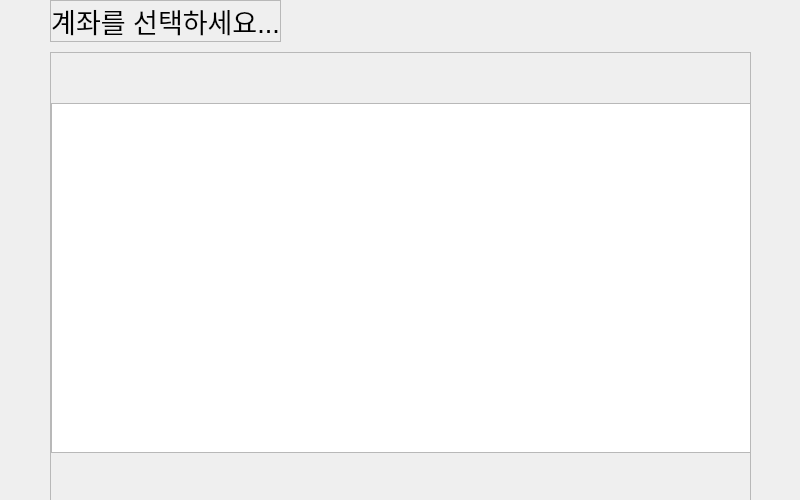
Old version of the form ui/account-list-page.ui in the repository Veda-Qt/project.
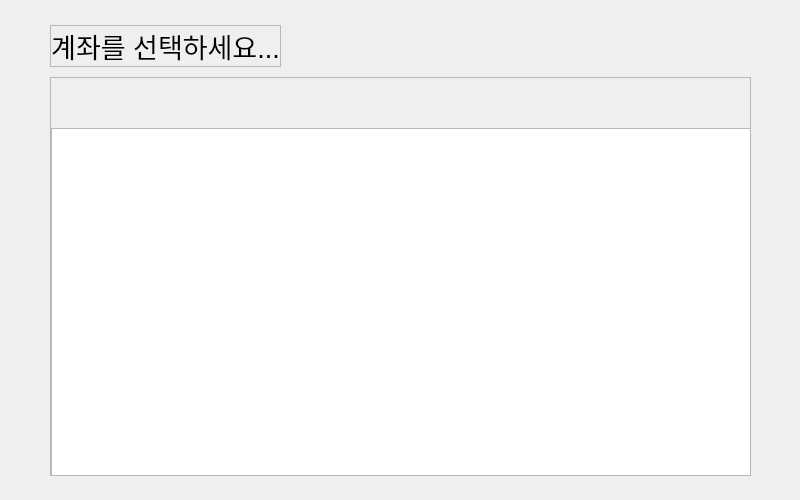
New version of the form.

Patch:
```diff
--- a/ui/account-list-page.ui
+++ b/ui/account-list-page.ui
@@ -32,9 +32,15 @@
     <property name="leftMargin">
      <number>50</number>
     </property>
+    <property name="topMargin">
+     <number>25</number>
+    </property>
     <property name="rightMargin">
      <number>50</number>
     </property>
+    <property name="bottomMargin">
+     <number>25</number>
+    </property>
     <item>
      <widget class="QLabel" name="lbl_acnt">
       <property name="enabled">
@@ -79,7 +85,7 @@
          <x>0</x>
          <y>0</y>
          <width>699</width>
-         <height>441</height>
+         <height>393</height>
         </rect>
        </property>
        <widget class="QListView" name="lview_acnt">
```
